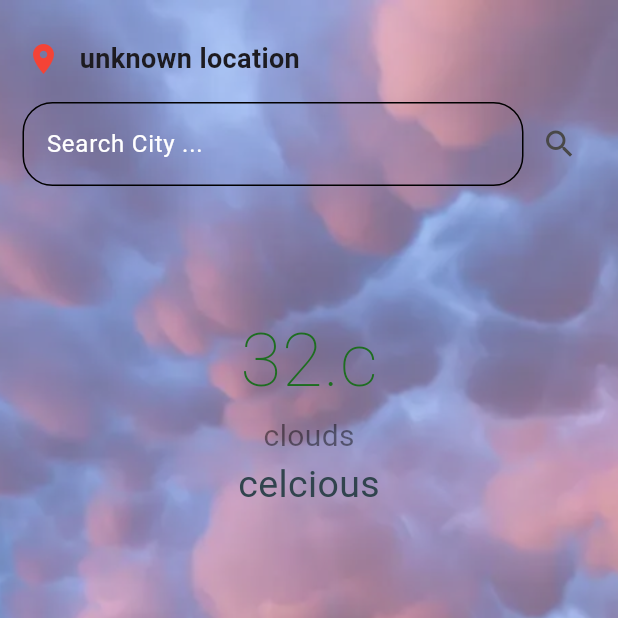
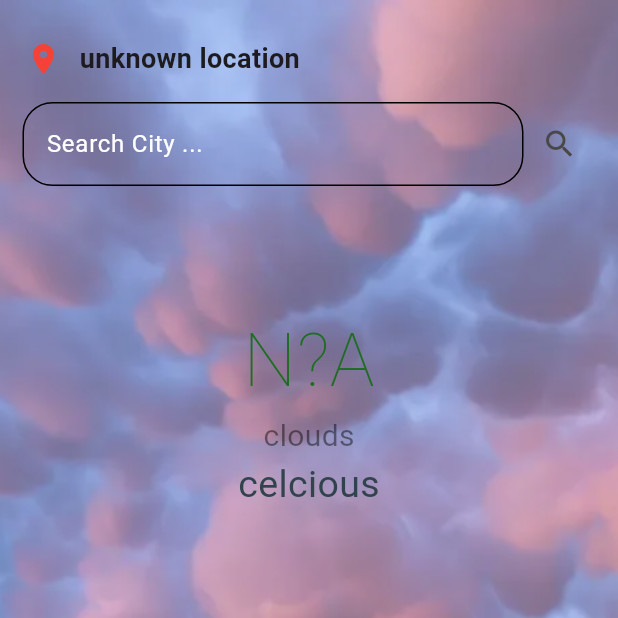
Before and after one commit to Ayishamarva7998/API_WeatherApp, a Flutter app: the screen it shows after launch, on a phone screen of 412 x 824 dp, the top half of it. Run offline on Flutter 3.47's test engine with Material 3 defaults, Android fonts, the phone set to English and light mode, and no system bars; our stand-ins replace geocoding, geolocator.

```diff
--- a/lib/main.dart
+++ b/lib/main.dart
@@ -1,6 +1,6 @@
 import 'package:flutter/material.dart';
 import 'package:flutter_application_1/controller/location_provider.dart';
-import 'package:flutter_application_1/services/wheather_service_p.dart';
+import 'package:flutter_application_1/services/weather_service_p.dart';
 import 'package:flutter_application_1/view/home.dart';
 import 'package:provider/provider.dart';
 
--- a/lib/services/wheather_service_p.dart
+++ b/lib/services/weather_service_p.dart
@@ -25,7 +25,7 @@ class WeatherServiceProvider extends ChangeNotifier {
       final response = await http.get(Uri.parse(apiUrl));
       if (response.statusCode == 200) {
         final data = jsonDecode(response.body);
-        print(data);
+        print("$data");
 
         _weather = Weather.fromJson(data);
         // print(_weather!.cityName);
--- a/lib/view/home.dart
+++ b/lib/view/home.dart
@@ -1,6 +1,6 @@
 import 'package:flutter/material.dart';
 import 'package:flutter_application_1/controller/location_provider.dart';
-import 'package:flutter_application_1/services/wheather_service_p.dart';
+import 'package:flutter_application_1/services/weather_service_p.dart';
 import 'package:provider/provider.dart';
 
 TextEditingController cityController = TextEditingController();
@@ -135,14 +135,18 @@ class _HomePageState extends State<HomePage> {
                 const SizedBox(height: 80),
                  Column(
                   children: [
+                    Consumer<WeatherServiceProvider>(builder: (context, value, child) =>
                   Text(
-                      "32.c",
+                        //  weatherprovider.weather?.main?.temp?.toString() ?? 'N/A',
+                        // "32.c",
                         // weatherprovider.weather!.main!.temp.toString(),
-                      // weatherprovider.weather!.temp.toString(),
+                        // weatherprovider.weather!.temp.toString() ??'N/A',
+                        "${value.weather?.temp??'N?A'}",
                         style: TextStyle(
                           fontSize: 50,
                           fontWeight: FontWeight.w200,
                           color: Color.fromARGB(255, 30, 109, 33),
+                        ),
                       ),
                     ),
                     Text(
```
Lines whose indentation alone changed are shown as unchanged.
